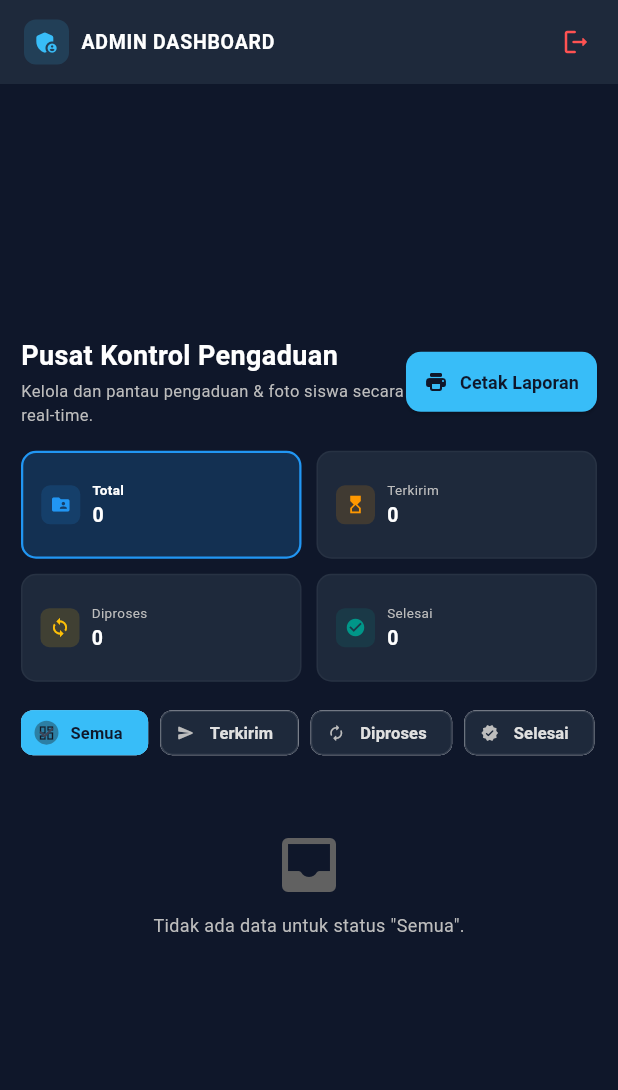
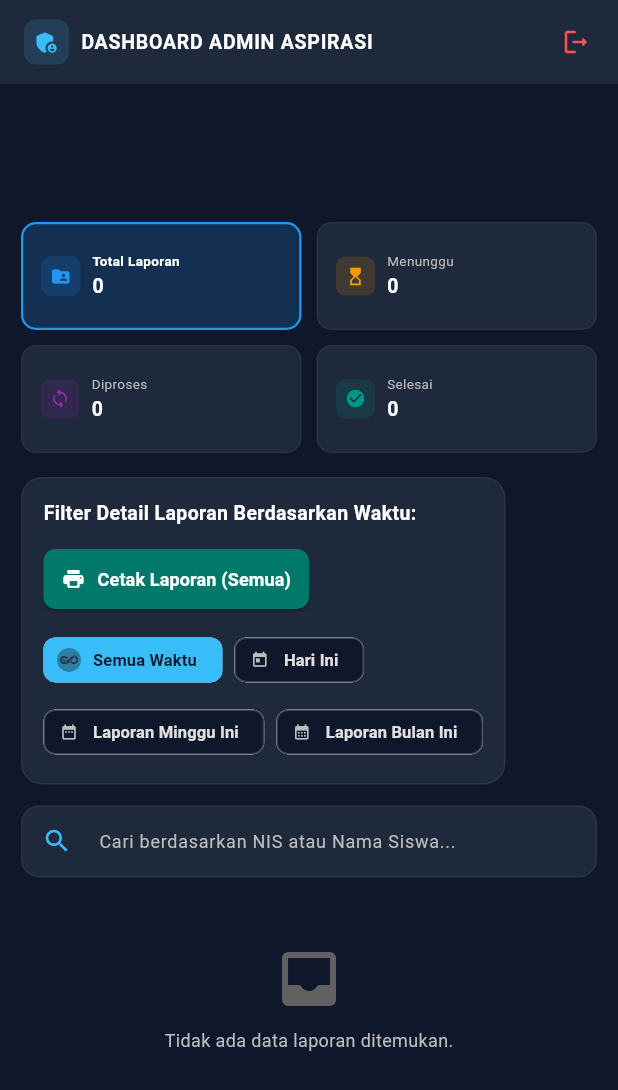
Before and after one commit to isannn9/web-admin-sekolah, a Flutter app: the screen it shows once a user with an empty profile is signed in, on a phone screen of 412 x 824 dp. Shown: the top 1090 px of the screen. Run offline on Flutter 3.47's test engine with Material 3 defaults, Android fonts, the light colour scheme and no system bars; our stand-ins replace cloud_firestore, firebase_auth, firebase_core, image_picker; missing offline and left inert: dart:html; accounts and stored records are empty.

Commit message:
Update main.dart

```diff
--- a/lib/main.dart
+++ b/lib/main.dart
@@ -252,6 +252,8 @@ class AdminDashboard extends StatefulWidget {
 
 class _AdminDashboardState extends State<AdminDashboard> {
   String _selectedFilter = 'Semua';
+  String _selectedTimeFilter = 'Semua Waktu';
+  String _searchQuery = '';
 
   void _updateStatus(String docId, String statusBaru, BuildContext context) async {
     try {
@@ -618,6 +620,29 @@ class _AdminDashboardState extends State<AdminDashboard> {
                 const SizedBox(height: 8),
                 ElevatedButton.icon(
                   style: ElevatedButton.styleFrom(
+                    backgroundColor: Colors.blueAccent,
+                    foregroundColor: Colors.white,
+                  ),
+                  onPressed: () {
+                    Navigator.pop(context);
+                    final filtered = allDocs.where((doc) {
+                      final data = doc.data() as Map<String, dynamic>;
+                      final ts = data['timestamp'];
+                      if (ts is Timestamp) {
+                        final dt = ts.toDate();
+                        final now = DateTime.now();
+                        return dt.year == now.year && dt.month == now.month && dt.day == now.day;
+                      }
+                      return false;
+                    }).toList();
+                    _printHtmlReport('Laporan Hari Ini', filtered);
+                  },
+                  icon: const Icon(Icons.today, size: 16),
+                  label: const Text('Cetak Laporan Hari Ini', style: TextStyle(fontWeight: FontWeight.bold)),
+                ),
+                const SizedBox(height: 8),
+                ElevatedButton.icon(
+                  style: ElevatedButton.styleFrom(
                     backgroundColor: Colors.amber,
                     foregroundColor: const Color(0xFF0F172A),
                   ),
@@ -750,7 +775,7 @@ class _AdminDashboardState extends State<AdminDashboard> {
             const SizedBox(width: 8),
             const Expanded(
               child: Text(
-                'ADMIN DASHBOARD',
+                'DASHBOARD ADMIN ASPIRASI',
                 overflow: TextOverflow.ellipsis,
                 style: TextStyle(
                   color: Colors.white,
@@ -796,11 +821,42 @@ class _AdminDashboardState extends State<AdminDashboard> {
           int totalDiproses = allDocs.where((d) => (d.data() as Map)['status'] == 'Diproses').length;
           int totalSelesai = allDocs.where((d) => (d.data() as Map)['status'] == 'Selesai').length;
 
+          // Filter Berdasarkan Status (Semua / Terkirim / Diproses / Selesai) & Waktu & Search (NIS/Nama)
           final docs = allDocs.where((doc) {
             final data = doc.data() as Map<String, dynamic>;
             String status = data['status'] ?? 'Terkirim';
-            if (_selectedFilter == 'Semua') return true;
-            return status.toLowerCase() == _selectedFilter.toLowerCase();
+
+            // 1. Filter Status Utama dari Kotak Metrik
+            bool matchStatus = (_selectedFilter == 'Semua') || (status.toLowerCase() == _selectedFilter.toLowerCase());
+
+            // 2. Filter Waktu (Semua Waktu, Hari Ini, Minggu Ini, Bulan Ini)
+            bool matchTime = true;
+            final ts = data['timestamp'];
+            if (_selectedTimeFilter != 'Semua Waktu' && ts is Timestamp) {
+              final dt = ts.toDate();
+              final now = DateTime.now();
+              if (_selectedTimeFilter == 'Hari Ini') {
+                matchTime = (dt.year == now.year && dt.month == now.month && dt.day == now.day);
+              } else if (_selectedTimeFilter == 'Minggu Ini') {
+                final diff = now.difference(dt).inDays;
+                matchTime = (diff <= 7);
+              } else if (_selectedTimeFilter == 'Bulan Ini') {
+                matchTime = (dt.month == now.month && dt.year == now.year);
+              }
+            } else if (_selectedTimeFilter != 'Semua Waktu' && ts == null) {
+              matchTime = false;
+            }
+
+            // 3. Filter Pencarian NIS atau Nama Siswa
+            bool matchSearch = true;
+            if (_searchQuery.isNotEmpty) {
+              final nama = (data['nama'] ?? '').toString().toLowerCase();
+              final nis = (data['nis'] ?? '').toString().toLowerCase();
+              final query = _searchQuery.toLowerCase();
+              matchSearch = nama.contains(query) || nis.contains(query);
+            }
+
+            return matchStatus && matchTime && matchSearch;
           }).toList();
 
           return LayoutBuilder(
@@ -822,42 +878,7 @@ class _AdminDashboardState extends State<AdminDashboard> {
                     child: Column(
                       crossAxisAlignment: CrossAxisAlignment.start,
                       children: [
-                        Row(
-                          mainAxisAlignment: MainAxisAlignment.spaceBetween,
-                          children: [
-                            Expanded(
-                              child: Column(
-                                crossAxisAlignment: CrossAxisAlignment.start,
-                                children: [
-                                  Text(
-                                    'Pusat Kontrol Pengaduan',
-                                    style: TextStyle(
-                                        fontSize: isDesktop ? 24 : 18,
-                                        fontWeight: FontWeight.bold,
-                                        color: Colors.white),
-                                  ),
-                                  const SizedBox(height: 2),
-                                  Text(
-                                    'Kelola dan pantau pengaduan & foto siswa secara real-time.',
-                                    style: TextStyle(color: Colors.grey[400], fontSize: isDesktop ? 13 : 11),
-                                  ),
-                                ],
-                              ),
-                            ),
-                            ElevatedButton.icon(
-                              style: ElevatedButton.styleFrom(
-                                backgroundColor: const Color(0xFF38BDF8),
-                                foregroundColor: const Color(0xFF0F172A),
-                                shape: RoundedRectangleBorder(borderRadius: BorderRadius.circular(10)),
-                                padding: const EdgeInsets.symmetric(horizontal: 12, vertical: 10),
-                              ),
-                              onPressed: () => _showCetakDialog(allDocs),
-                              icon: const Icon(Icons.print_rounded, size: 16),
-                              label: const Text('Cetak Laporan', style: TextStyle(fontWeight: FontWeight.bold, fontSize: 12)),
-                            ),
-                          ],
-                        ),
-                        const SizedBox(height: 16),
+                        // KOTAK METRIK UTAMA (Mirip Referensi Gambar Teman)
                         GridView.count(
                           crossAxisCount: metricColumns,
                           crossAxisSpacing: 10,
@@ -866,28 +887,84 @@ class _AdminDashboardState extends State<AdminDashboard> {
                           physics: const NeverScrollableScrollPhysics(),
                           childAspectRatio: metricAspectRatio,
                           children: [
-                            _buildMetricCard('Total', '$totalLaporan', Icons.folder_shared, Colors.blue, 'Semua', isDesktop),
-                            _buildMetricCard('Terkirim', '$totalTerkirim', Icons.hourglass_top, Colors.orange, 'Terkirim', isDesktop),
-                            _buildMetricCard('Diproses', '$totalDiproses', Icons.sync, Colors.amber, 'Diproses', isDesktop),
+                            _buildMetricCard('Total Laporan', '$totalLaporan', Icons.folder_shared, Colors.blue, 'Semua', isDesktop),
+                            _buildMetricCard('Menunggu', '$totalTerkirim', Icons.hourglass_top, Colors.orange, 'Terkirim', isDesktop),
+                            _buildMetricCard('Diproses', '$totalDiproses', Icons.sync, Colors.purple, 'Diproses', isDesktop),
                             _buildMetricCard('Selesai', '$totalSelesai', Icons.check_circle, Colors.teal, 'Selesai', isDesktop),
                           ],
                         ),
-                        const SizedBox(height: 14),
-                        SingleChildScrollView(
-                          scrollDirection: Axis.horizontal,
-                          child: Row(
+                        const SizedBox(height: 16),
+
+                        // CONTAINER FILTER WAKTU & CETAK LAPORAN
+                        Container(
+                          padding: const EdgeInsets.all(14),
+                          decoration: BoxDecoration(
+                            color: const Color(0xFF1E293B),
+                            borderRadius: BorderRadius.circular(14),
+                            border: Border.all(color: Colors.white.withValues(alpha: 0.05)),
+                          ),
+                          child: Column(
+                            crossAxisAlignment: CrossAxisAlignment.start,
                             children: [
-                              _buildFilterChip('Semua', Icons.dashboard_outlined),
-                              const SizedBox(width: 8),
-                              _buildFilterChip('Terkirim', Icons.send_rounded),
-                              const SizedBox(width: 8),
-                              _buildFilterChip('Diproses', Icons.autorenew_rounded),
-                              const SizedBox(width: 8),
-                              _buildFilterChip('Selesai', Icons.verified_rounded),
+                              const Text(
+                                'Filter Detail Laporan Berdasarkan Waktu:',
+                                style: TextStyle(color: Colors.white, fontWeight: FontWeight.bold, fontSize: 13),
+                              ),
+                              const SizedBox(height: 10),
+                              ElevatedButton.icon(
+                                style: ElevatedButton.styleFrom(
+                                  backgroundColor: Colors.teal.shade700,
+                                  foregroundColor: Colors.white,
+                                  shape: RoundedRectangleBorder(borderRadius: BorderRadius.circular(8)),
+                                  padding: const EdgeInsets.symmetric(horizontal: 12, vertical: 8),
+                                ),
+                                onPressed: () => _showCetakDialog(allDocs),
+                                icon: const Icon(Icons.print_rounded, size: 16),
+                                label: const Text('Cetak Laporan (Semua)', style: TextStyle(fontWeight: FontWeight.bold, fontSize: 12)),
+                              ),
+                              const SizedBox(height: 10),
+                              Wrap(
+                                spacing: 8,
+                                runSpacing: 8,
+                                children: [
+                                  _buildTimeFilterChip('Semua Waktu', Icons.all_inclusive),
+                                  _buildTimeFilterChip('Hari Ini', Icons.today),
+                                  _buildTimeFilterChip('Laporan Minggu Ini', Icons.date_range),
+                                  _buildTimeFilterChip('Laporan Bulan Ini', Icons.calendar_month),
+                                ],
+                              ),
                             ],
                           ),
                         ),
                         const SizedBox(height: 14),
+
+                        // KOTAK PENCARIAN BERDASARKAN NIS ATAU NAMA SISWA
+                        TextField(
+                          style: const TextStyle(color: Colors.white, fontSize: 13),
+                          onChanged: (val) {
+                            setState(() {
+                              _searchQuery = val;
+                            });
+                          },
+                          decoration: InputDecoration(
+                            hintText: 'Cari berdasarkan NIS atau Nama Siswa...',
+                            hintStyle: TextStyle(color: Colors.grey[400], fontSize: 12),
+                            prefixIcon: const Icon(Icons.search, color: Color(0xFF38BDF8), size: 20),
+                            filled: true,
+                            fillColor: const Color(0xFF1E293B),
+                            border: OutlineInputBorder(
+                              borderRadius: BorderRadius.circular(12),
+                              borderSide: BorderSide(color: Colors.white.withValues(alpha: 0.05)),
+                            ),
+                            enabledBorder: OutlineInputBorder(
+                              borderRadius: BorderRadius.circular(12),
+                              borderSide: BorderSide(color: Colors.white.withValues(alpha: 0.05)),
+                            ),
+                            contentPadding: const EdgeInsets.symmetric(vertical: 12),
+                          ),
+                        ),
+                        const SizedBox(height: 14),
+
                         docs.isEmpty
                             ? Center(
                                 child: Padding(
@@ -897,7 +974,7 @@ class _AdminDashboardState extends State<AdminDashboard> {
                                       Icon(Icons.inbox_rounded, size: 48, color: Colors.grey[700]),
                                       const SizedBox(height: 8),
                                       Text(
-                                        'Tidak ada data untuk status "$_selectedFilter".',
+                                        'Tidak ada data laporan ditemukan.',
                                         style: TextStyle(color: Colors.grey[400], fontSize: 12),
                                       ),
                                     ],
@@ -946,6 +1023,32 @@ class _AdminDashboardState extends State<AdminDashboard> {
     );
   }
 
+  Widget _buildTimeFilterChip(String label, IconData icon) {
+    bool isSelected = _selectedTimeFilter == label;
+    return ChoiceChip(
+      label: Text(label),
+      avatar: Icon(icon, size: 12, color: isSelected ? const Color(0xFF0F172A) : Colors.grey[400]),
+      selected: isSelected,
+      selectedColor: const Color(0xFF38BDF8),
+      backgroundColor: const Color(0xFF0F172A),
+      labelStyle: TextStyle(
+        color: isSelected ? const Color(0xFF0F172A) : Colors.grey[300],
+        fontWeight: FontWeight.bold,
+        fontSize: 11,
+      ),
+      shape: RoundedRectangleBorder(
+        borderRadius: BorderRadius.circular(8),
+        side: BorderSide(
+          color: isSelected ? const Color(0xFF38BDF8) : Colors.white.withValues(alpha: 0.1),
+        ),
+      ),
+      onSelected: (selected) {
+        setState(() => _selectedTimeFilter = label);
+      },
+      visualDensity: VisualDensity.compact,
+    );
+  }
+
   Widget _buildReportCard(BuildContext context, String docId, Map<String, dynamic> data, bool isDesktop) {
     final dateStr = _formatDateTime(data['timestamp']);
     String status = data['status'] ?? 'Terkirim';
@@ -958,7 +1061,7 @@ class _AdminDashboardState extends State<AdminDashboard> {
     Color statusColor = status == 'Selesai'
         ? Colors.teal
         : status == 'Diproses'
-            ? Colors.amber
+            ? Colors.purple
             : Colors.orange;
 
     return Container(
@@ -1130,7 +1233,7 @@ class _AdminDashboardState extends State<AdminDashboard> {
                       const SizedBox(width: 4),
                       _buildStatusActionButton(docId, 'Terkirim', status == 'Terkirim', Colors.orange, context),
                       const SizedBox(width: 3),
-                      _buildStatusActionButton(docId, 'Diproses', status == 'Diproses', Colors.amber, context),
+                      _buildStatusActionButton(docId, 'Diproses', status == 'Diproses', Colors.purple, context),
                       const SizedBox(width: 3),
                       _buildStatusActionButton(docId, 'Selesai', status == 'Selesai', Colors.teal, context),
                     ],
@@ -1220,30 +1323,4 @@ class _AdminDashboardState extends State<AdminDashboard> {
       ),
     );
   }
-
-  Widget _buildFilterChip(String label, IconData icon) {
-    bool isSelected = _selectedFilter == label;
-    return ChoiceChip(
-      label: Text(label),
-      avatar: Icon(icon, size: 12, color: isSelected ? const Color(0xFF0F172A) : Colors.grey[400]),
-      selected: isSelected,
-      selectedColor: const Color(0xFF38BDF8),
-      backgroundColor: const Color(0xFF1E293B),
-      labelStyle: TextStyle(
-        color: isSelected ? const Color(0xFF0F172A) : Colors.grey[300],
-        fontWeight: FontWeight.bold,
-        fontSize: 11,
-      ),
-      shape: RoundedRectangleBorder(
-        borderRadius: BorderRadius.circular(8),
-        side: BorderSide(
-          color: isSelected ? const Color(0xFF38BDF8) : Colors.white.withValues(alpha: 0.06),
-        ),
-      ),
-      onSelected: (selected) {
-        setState(() => _selectedFilter = label);
-      },
-      visualDensity: VisualDensity.compact,
-    );
-  }
 }
```
